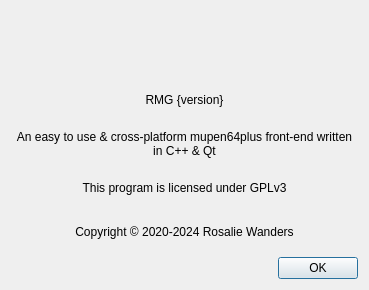
Qt form Source/RMG/UserInterface/Dialog/AboutDialog.ui (MarioPartyNetplay/Mupen-MPN) before a commit.
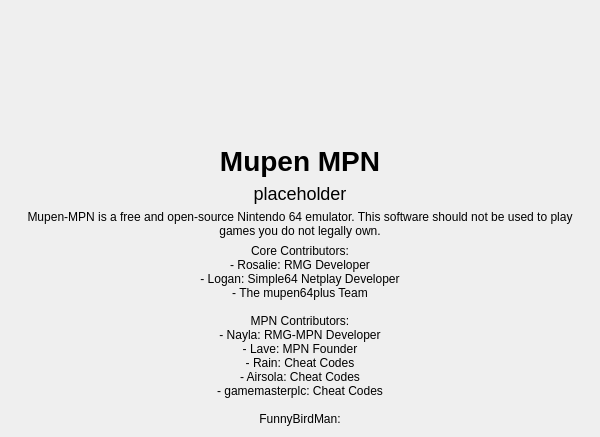
The same form after that commit. Icons and pictures are not drawn.

Commit message: push about screen

Diff of the .ui file:
```diff
--- a/Source/RMG/UserInterface/Dialog/AboutDialog.ui
+++ b/Source/RMG/UserInterface/Dialog/AboutDialog.ui
@@ -6,41 +6,29 @@
    <rect>
     <x>0</x>
     <y>0</y>
-    <width>369</width>
-    <height>290</height>
+    <width>600</width>
+    <height>400</height>
    </rect>
   </property>
-  <property name="sizePolicy">
-   <sizepolicy hsizetype="Preferred" vsizetype="Preferred">
-    <horstretch>0</horstretch>
-    <verstretch>0</verstretch>
-   </sizepolicy>
-  </property>
   <property name="windowTitle">
    <string>About RMG</string>
   </property>
   <layout class="QVBoxLayout" name="verticalLayout">
-   <property name="sizeConstraint">
-    <enum>QLayout::SetDefaultConstraint</enum>
-   </property>
    <item>
     <layout class="QHBoxLayout" name="horizontalLayout">
      <item>
-      <widget class="QLabel" name="label">
-       <property name="minimumSize">
-        <size>
-         <width>64</width>
-         <height>64</height>
-        </size>
-       </property>
+      <widget class="QLabel" name="logoLabel">
        <property name="maximumSize">
         <size>
-         <width>64</width>
-         <height>64</height>
+         <width>128</width>
+         <height>128</height>
         </size>
        </property>
-       <property name="text">
-        <string notr="true"/>
+       <property name="minimumSize">
+        <size>
+         <width>128</width>
+         <height>128</height>
+        </size>
        </property>
        <property name="pixmap">
         <pixmap resource="../UIResources.qrc">:/Resource/RMG.png</pixmap>
@@ -55,20 +43,36 @@
      </item>
     </layout>
    </item>
+   <item>
+    <widget class="QLabel" name="titleLabel">
+     <property name="text">
+      <string>Mupen MPN</string>
+     </property>
+     <property name="alignment">
+      <set>Qt::AlignCenter</set>
+     </property>
+     <property name="styleSheet">
+      <string notr="true">font-size: 28px; font-weight: bold;</string>
+     </property>
+    </widget>
+   </item>
    <item>
     <widget class="QLabel" name="versionLabel">
      <property name="text">
-      <string notr="true">RMG {version}</string>
+      <string>placeholder</string>
      </property>
      <property name="alignment">
       <set>Qt::AlignCenter</set>
      </property>
+     <property name="styleSheet">
+      <string notr="true">font-size: 18px;</string>
+     </property>
     </widget>
    </item>
    <item>
     <widget class="QLabel" name="label_2">
      <property name="text">
-      <string>An easy to use &amp; cross-platform mupen64plus front-end written in C++ &amp; Qt</string>
+      <string>Mupen-MPN is a free and open-source Nintendo 64 emulator. This software should not be used to play games you do not legally own.</string>
      </property>
      <property name="alignment">
       <set>Qt::AlignCenter</set>
@@ -81,7 +85,20 @@
    <item>
     <widget class="QLabel" name="label_3">
      <property name="text">
-      <string>This program is licensed under GPLv3</string>
+      <string>Core Contributors:
+- Rosalie: RMG Developer
+- Logan: Simple64 Netplay Developer
+- The mupen64plus Team
+
+MPN Contributors:
+- Nayla: RMG-MPN Developer
+- Lave: MPN Founder
+- Rain: Cheat Codes
+- Airsola: Cheat Codes
+- gamemasterplc: Cheat Codes
+
+FunnyBirdMan:
+The late co-founder of MPN, who contributed greatly to the community.</string>
      </property>
      <property name="alignment">
       <set>Qt::AlignCenter</set>
@@ -91,23 +108,6 @@
      </property>
     </widget>
    </item>
-   <item>
-    <widget class="QLabel" name="label_4">
-     <property name="text">
-      <string>Copyright © 2020-2024 Rosalie Wanders</string>
-     </property>
-     <property name="alignment">
-      <set>Qt::AlignCenter</set>
-     </property>
-    </widget>
-   </item>
-   <item>
-    <widget class="QDialogButtonBox" name="buttonBox">
-     <property name="standardButtons">
-      <set>QDialogButtonBox::Ok</set>
-     </property>
-    </widget>
-   </item>
   </layout>
  </widget>
  <resources>
```
Left out of the diff: 30 changed lines with no effect on the pictures. The commit also changes 7 other files.
